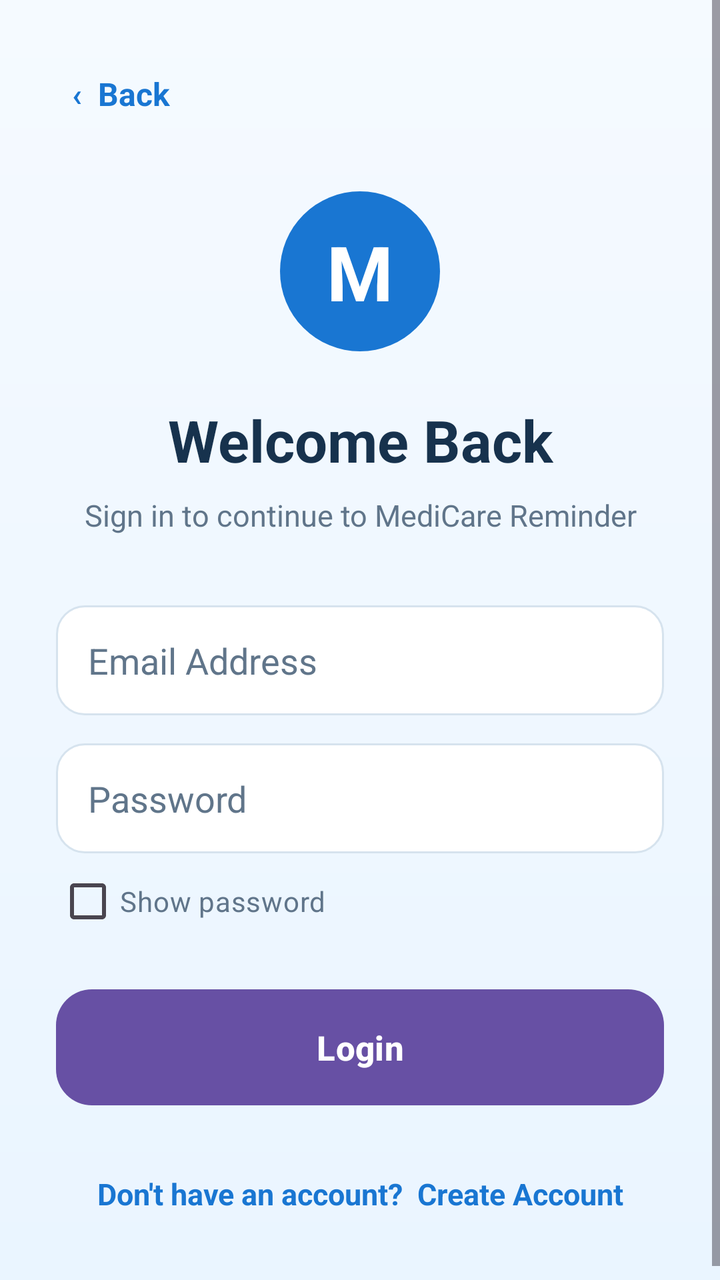
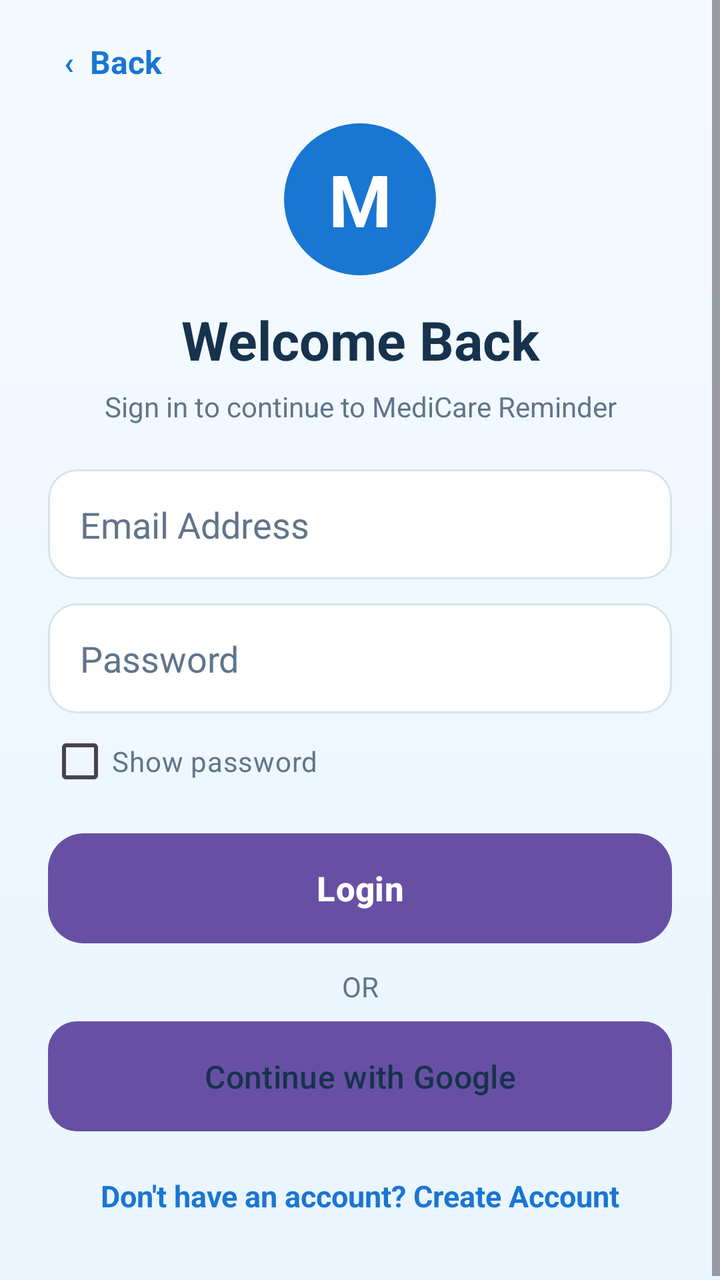

Compare the two renders of this Android layout. The source of the first and the diff that turns it into the second are given below.
<!-- AndroidManifest.xml: application theme Theme.MediCareReminder -->
<!-- res/layout/activity_login.xml -->
<?xml version="1.0" encoding="utf-8"?>
<ScrollView xmlns:android="http://schemas.android.com/apk/res/android"
    android:layout_width="match_parent"
    android:layout_height="match_parent"
    android:background="@drawable/bg_welcome"
    android:fillViewport="true">

    <LinearLayout
        android:layout_width="match_parent"
        android:layout_height="wrap_content"
        android:orientation="vertical"
        android:padding="28dp">

        <TextView
            android:id="@+id/btnLoginBack"
            android:layout_width="wrap_content"
            android:layout_height="wrap_content"
            android:text="‹  Back"
            android:textColor="@color/primary_blue"
            android:textSize="16sp"
            android:textStyle="bold"
            android:padding="8dp" />

        <TextView
            android:layout_width="80dp"
            android:layout_height="80dp"
            android:layout_gravity="center"
            android:layout_marginTop="30dp"
            android:background="@drawable/bg_logo"
            android:gravity="center"
            android:text="M"
            android:textColor="@android:color/white"
            android:textSize="38sp"
            android:textStyle="bold" />

        <TextView
            android:layout_width="match_parent"
            android:layout_height="wrap_content"
            android:layout_marginTop="25dp"
            android:gravity="center"
            android:text="Welcome Back"
            android:textColor="@color/dark_navy"
            android:textSize="29sp"
            android:textStyle="bold" />

        <TextView
            android:layout_width="match_parent"
            android:layout_height="wrap_content"
            android:layout_marginTop="8dp"
            android:gravity="center"
            android:text="Sign in to continue to MediCare Reminder"
            android:textColor="@color/text_secondary"
            android:textSize="15sp" />

        <EditText
            android:id="@+id/etLoginEmail"
            android:layout_width="match_parent"
            android:layout_height="55dp"
            android:layout_marginTop="35dp"
            android:background="@drawable/bg_input"
            android:hint="Email Address"
            android:inputType="textEmailAddress"
            android:textColor="@color/dark_navy"
            android:textColorHint="@color/text_secondary" />

        <EditText
            android:id="@+id/etLoginPassword"
            android:layout_width="match_parent"
            android:layout_height="55dp"
            android:layout_marginTop="14dp"
            android:background="@drawable/bg_input"
            android:hint="Password"
            android:inputType="textPassword"
            android:textColor="@color/dark_navy"
            android:textColorHint="@color/text_secondary" />

        <CheckBox
            android:id="@+id/cbLoginShowPassword"
            android:layout_width="wrap_content"
            android:layout_height="wrap_content"
            android:text="Show password"
            android:textColor="@color/text_secondary" />

        <Button
            android:id="@+id/btnLogin"
            android:layout_width="match_parent"
            android:layout_height="58dp"
            android:layout_marginTop="20dp"
            android:background="@drawable/bg_primary_button"
            android:text="Login"
            android:textAllCaps="false"
            android:textColor="@android:color/white"
            android:textSize="17sp"
            android:textStyle="bold" />

        <TextView
            android:id="@+id/txtGoToRegister"
            android:layout_width="match_parent"
            android:layout_height="wrap_content"
            android:layout_marginTop="22dp"
            android:gravity="center"
            android:padding="12dp"
            android:text="Don't have an account?  Create Account"
            android:textColor="@color/primary_blue"
            android:textSize="15sp"
            android:textStyle="bold" />

    </LinearLayout>

</ScrollView>
<!-- resources referenced by this layout -->
<resources>
  <color name="dark_navy">#17324D</color>
  <color name="primary_blue">#1976D2</color>
  <color name="text_secondary">#60758A</color>
  <!-- drawable bg_input (drawable) -->
  <?xml version="1.0" encoding="utf-8"?>
  <shape xmlns:android="http://schemas.android.com/apk/res/android">
  
      <solid android:color="@color/white" />
  
      <stroke
          android:width="1dp"
          android:color="#D6E3EE" />
  
      <corners android:radius="14dp" />
  
      <padding
          android:left="16dp"
          android:top="4dp"
          android:right="16dp"
          android:bottom="4dp" />
  
  </shape>
  <!-- drawable bg_logo (drawable) -->
  <?xml version="1.0" encoding="utf-8"?>
  <shape xmlns:android="http://schemas.android.com/apk/res/android">
  
      <solid android:color="@color/primary_blue" />
  
      <corners android:radius="50dp" />
  
  </shape>
  <!-- drawable bg_primary_button (drawable) -->
  <?xml version="1.0" encoding="utf-8"?>
  <shape xmlns:android="http://schemas.android.com/apk/res/android">
  
      <solid android:color="@color/primary_blue" />
  
      <corners android:radius="18dp" />
  
  </shape>
  <!-- drawable bg_welcome (drawable) -->
  <?xml version="1.0" encoding="utf-8"?>
  <shape xmlns:android="http://schemas.android.com/apk/res/android">
  
      <gradient
          android:angle="270"
          android:startColor="@color/very_light_blue"
          android:endColor="@color/light_blue" />
  
  </shape>
  <style name="Theme.MediCareReminder" parent="Base.Theme.MediCareReminder" />
  <color name="white">#FFFFFF</color>
  <color name="very_light_blue">#F5FAFF</color>
  <color name="light_blue">#EAF5FF</color>
  <style name="Base.Theme.MediCareReminder" parent="Theme.Material3.DayNight.NoActionBar">
          
          
      </style>
</resources>

<!-- the commit's change to res/layout/activity_login.xml (unified diff, before → after) -->
@@ -3,17 +3,23 @@
     android:layout_width="match_parent"
     android:layout_height="match_parent"
     android:background="@drawable/bg_welcome"
-    android:fillViewport="true">
+    android:fillViewport="true"
+    android:clipToPadding="false"
+    android:scrollbars="vertical">
 
     <LinearLayout
         android:layout_width="match_parent"
         android:layout_height="wrap_content"
         android:orientation="vertical"
-        android:padding="28dp">
+        android:gravity="center_horizontal"
+        android:paddingStart="24dp"
+        android:paddingEnd="24dp"
+        android:paddingTop="12dp"
+        android:paddingBottom="24dp">
 
         <TextView
             android:id="@+id/btnLoginBack"
-            android:layout_width="wrap_content"
+            android:layout_width="match_parent"
             android:layout_height="wrap_content"
             android:text="‹  Back"
             android:textColor="@color/primary_blue"
@@ -22,43 +28,42 @@
             android:padding="8dp" />
 
         <TextView
-            android:layout_width="80dp"
-            android:layout_height="80dp"
-            android:layout_gravity="center"
-            android:layout_marginTop="30dp"
+            android:layout_width="76dp"
+            android:layout_height="76dp"
+            android:layout_marginTop="12dp"
             android:background="@drawable/bg_logo"
             android:gravity="center"
             android:text="M"
             android:textColor="@android:color/white"
-            android:textSize="38sp"
+            android:textSize="36sp"
             android:textStyle="bold" />
 
         <TextView
             android:layout_width="match_parent"
             android:layout_height="wrap_content"
-            android:layout_marginTop="25dp"
+            android:layout_marginTop="14dp"
             android:gravity="center"
-            android:text="Welcome Back"
+            android:text="@string/welcome_back"
             android:textColor="@color/dark_navy"
-            android:textSize="29sp"
+            android:textSize="27sp"
             android:textStyle="bold" />
 
         <TextView
             android:layout_width="match_parent"
             android:layout_height="wrap_content"
-            android:layout_marginTop="8dp"
+            android:layout_marginTop="6dp"
             android:gravity="center"
-            android:text="Sign in to continue to MediCare Reminder"
+            android:text="@string/login_subtitle"
             android:textColor="@color/text_secondary"
-            android:textSize="15sp" />
+            android:textSize="14sp" />
 
         <EditText
             android:id="@+id/etLoginEmail"
             android:layout_width="match_parent"
             android:layout_height="55dp"
-            android:layout_marginTop="35dp"
+            android:layout_marginTop="22dp"
             android:background="@drawable/bg_input"
-            android:hint="Email Address"
+            android:hint="@string/email_address"
             android:inputType="textEmailAddress"
             android:textColor="@color/dark_navy"
             android:textColorHint="@color/text_secondary" />
@@ -67,9 +72,9 @@
             android:id="@+id/etLoginPassword"
             android:layout_width="match_parent"
             android:layout_height="55dp"
-            android:layout_marginTop="14dp"
+            android:layout_marginTop="12dp"
             android:background="@drawable/bg_input"
-            android:hint="Password"
+            android:hint="@string/password"
             android:inputType="textPassword"
             android:textColor="@color/dark_navy"
             android:textColorHint="@color/text_secondary" />
@@ -78,33 +83,55 @@
             android:id="@+id/cbLoginShowPassword"
             android:layout_width="wrap_content"
             android:layout_height="wrap_content"
-            android:text="Show password"
+            android:layout_gravity="start"
+            android:text="@string/show_password"
             android:textColor="@color/text_secondary" />
 
         <Button
             android:id="@+id/btnLogin"
             android:layout_width="match_parent"
-            android:layout_height="58dp"
-            android:layout_marginTop="20dp"
+            android:layout_height="55dp"
+            android:layout_marginTop="12dp"
             android:background="@drawable/bg_primary_button"
-            android:text="Login"
+            android:text="@string/login"
             android:textAllCaps="false"
             android:textColor="@android:color/white"
             android:textSize="17sp"
             android:textStyle="bold" />
 
         <TextView
+            android:layout_width="match_parent"
+            android:layout_height="wrap_content"
+            android:layout_marginTop="12dp"
+            android:gravity="center"
+            android:text="@string/or"
+            android:textColor="@color/text_secondary"
+            android:textSize="14sp" />
+
+        <Button
+            android:id="@+id/btnGoogleSignIn"
+            android:layout_width="match_parent"
+            android:layout_height="55dp"
+            android:layout_marginTop="8dp"
+            android:background="@drawable/bg_input"
+            android:text="@string/google_sign_in"
+            android:textAllCaps="false"
+            android:textColor="@color/dark_navy"
+            android:textSize="16sp"
+            android:visibility="visible"
+            android:enabled="true" />
+
+        <TextView
             android:id="@+id/txtGoToRegister"
             android:layout_width="match_parent"
             android:layout_height="wrap_content"
-            android:layout_marginTop="22dp"
+            android:layout_marginTop="12dp"
             android:gravity="center"
-            android:padding="12dp"
-            android:text="Don't have an account?  Create Account"
+            android:padding="10dp"
+            android:text="@string/create_account"
             android:textColor="@color/primary_blue"
             android:textSize="15sp"
             android:textStyle="bold" />
 
     </LinearLayout>
-
 </ScrollView>
<!-- resource entries referenced after the edit -->
@@ -50,6 +50,15 @@
           android:endColor="@color/light_blue" />
   
   </shape>
+  <string name="create_account">Don\'t have an account? Create Account</string>
+  <string name="email_address">Email Address</string>
+  <string name="google_sign_in">Continue with Google</string>
+  <string name="login">Login</string>
+  <string name="login_subtitle">Sign in to continue to MediCare Reminder</string>
+  <string name="or">OR</string>
+  <string name="password">Password</string>
+  <string name="show_password">Show password</string>
+  <string name="welcome_back">Welcome Back</string>
   <style name="Theme.MediCareReminder" parent="Base.Theme.MediCareReminder" />
   <color name="white">#FFFFFF</color>
   <color name="very_light_blue">#F5FAFF</color>
